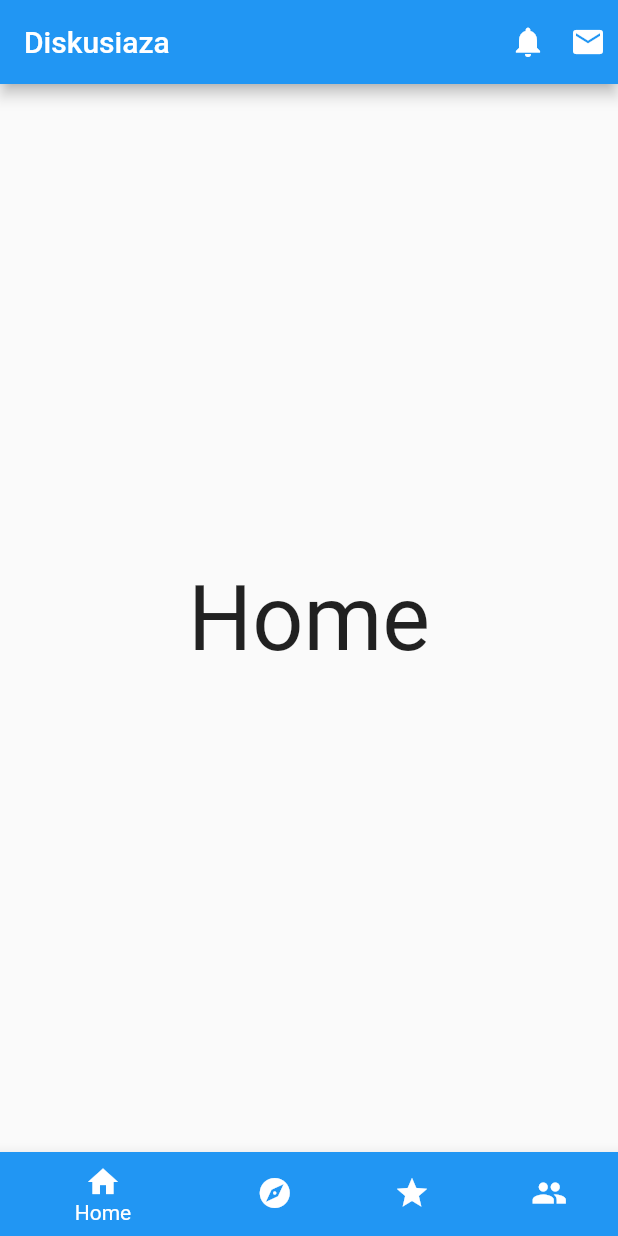
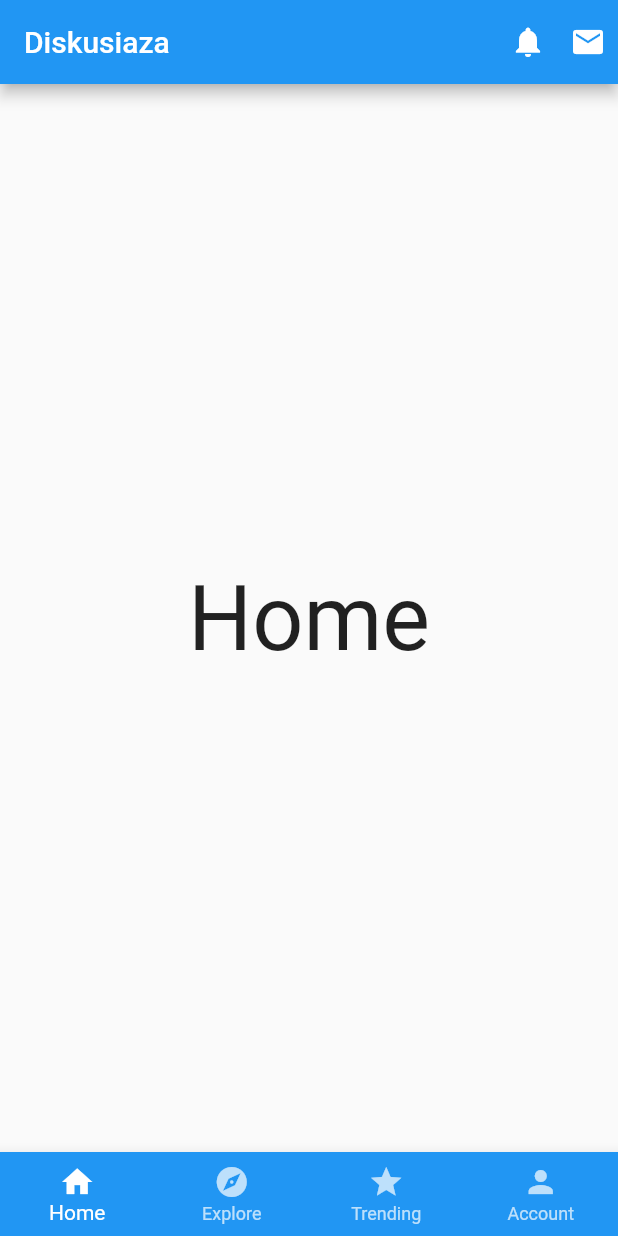
Before and after one commit to KelompokBesar32/Diskusiaza-FE-MOBILE, a Flutter app: the screen it shows after launch, on a phone screen of 412 x 824 dp. Run offline on Flutter 3.47's test engine with Material 2 defaults, Android fonts, the phone set to English and light mode, and no system bars.

Commit message:
update navbar pada homescreen

```diff
--- a/diskusiaza_mobile/lib/screen/home_screen.dart
+++ b/diskusiaza_mobile/lib/screen/home_screen.dart
@@ -8,6 +8,8 @@ class HomeScreen extends StatefulWidget {
 }
 
 class _HomeScreenState extends State<HomeScreen> {
+  int currentIndex = 0;
+
   @override
   Widget build(BuildContext context) {
     return Scaffold(
@@ -30,23 +32,30 @@ class _HomeScreenState extends State<HomeScreen> {
           style: TextStyle(fontSize: 60),
         ),
       ),
-      bottomNavigationBar: BottomNavigationBar(items: [
+      bottomNavigationBar: BottomNavigationBar(
+          type: BottomNavigationBarType.fixed,
+          backgroundColor: Colors.blue,
+          selectedItemColor: Colors.white,
+          unselectedItemColor: Colors.white70,
+          currentIndex: currentIndex,
+          onTap: (index) => currentIndex = index,
+          items: [
             BottomNavigationBarItem(
               icon: Icon(Icons.home),
               label: 'Home',
-            backgroundColor: Colors.blue),
+            ),
             BottomNavigationBarItem(
               icon: Icon(Icons.explore),
               label: 'Explore',
-            backgroundColor: Colors.blue),
+            ),
             BottomNavigationBarItem(
               icon: Icon(Icons.star),
               label: 'Trending',
-            backgroundColor: Colors.blue),
+            ),
             BottomNavigationBarItem(
-            icon: Icon(Icons.people),
+              icon: Icon(Icons.person),
               label: 'Account',
-            backgroundColor: Colors.blue),
+            ),
           ]),
     );
   }
```
Lines whose indentation alone changed are shown as unchanged.
